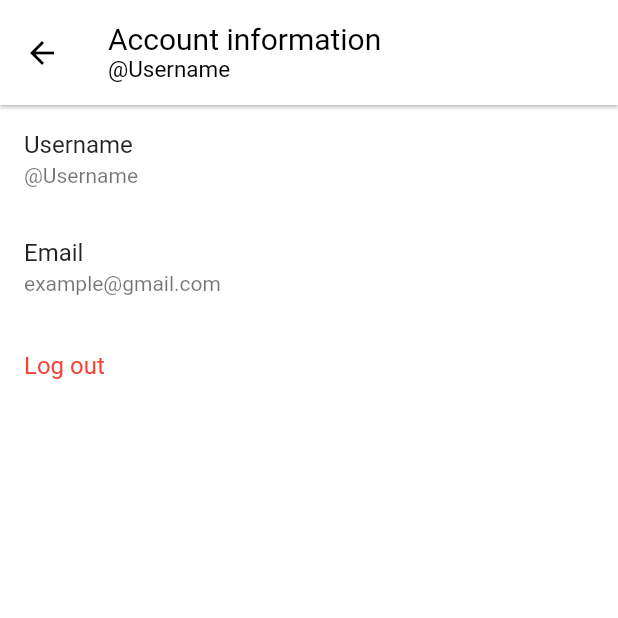
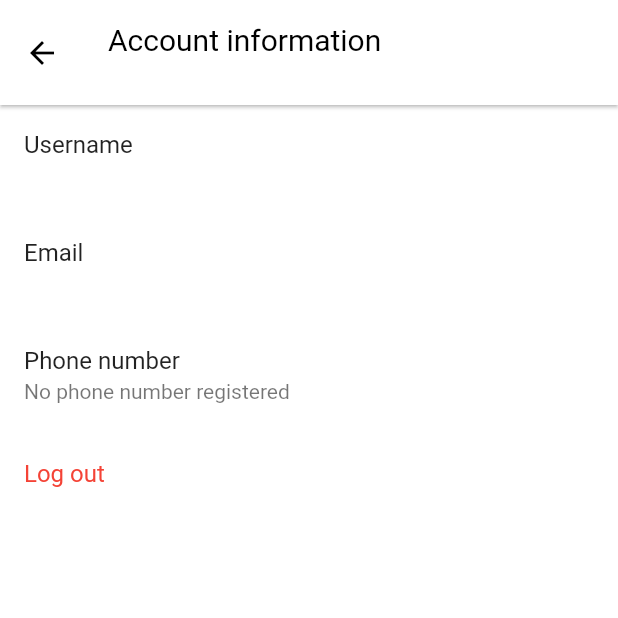
Before and after one commit to team6-cmpn/twitter_Android_teamm, a Flutter app: the AccountInfoPage screen opened directly, on a phone screen of 412 x 824 dp, the top half of it. Run offline on Flutter 3.47's test engine with Material 2 defaults, Android fonts, the phone set to English and light mode, and no system bars; our stand-ins replace firebase_auth, firebase_core, font_awesome_flutter, get, google_sign_in, hive and 3 more; missing offline and left inert: firebase_auth_web, firebase_core_web, google_sign_in_web; accounts and stored records are empty.

```diff
--- a/twitter_app/lib/API/userdata.dart
+++ b/twitter_app/lib/API/userdata.dart
@@ -1,4 +1,7 @@
 class userdata {
   static String token;
   static String name;
+  static String username;
+  static String email;
+  static String phonenum;
 }
--- a/twitter_app/lib/screens/Login/body_for_login_screen.dart
+++ b/twitter_app/lib/screens/Login/body_for_login_screen.dart
@@ -2,6 +2,7 @@
 import 'package:flutter/material.dart';
 import 'package:provider/provider.dart';
 import 'package:http/http.dart' as http;
+import 'package:shared_preferences/shared_preferences.dart';
 import 'dart:convert';
 import 'package:twitter_app/components/google_sign_in.dart';
 import 'package:twitter_app/components/widgets/Unusednavbar.dart';
@@ -254,7 +255,12 @@ class _BodyForLoginScreenState extends State<BodyForLoginScreen> {
       mapResponse = json.decode(response.body);
       dataResponse = mapResponse;
       userdata.token = dataResponse["accessToken"];
+      SharedPreferences prefs = await SharedPreferences.getInstance();
+      prefs.setString('userdata.token', userdata.token);
+
       userdata.name = dataResponse["user"]["name"];
+      userdata.username = dataResponse["user"]["username"];
+      userdata.email = dataResponse["user"]["phoneNumber"];
       setState(
         () {
           //dataResponse = mapResponse["data"];
--- a/twitter_app/lib/screens/Settings/YourAccountSettings/accountinfopage.dart
+++ b/twitter_app/lib/screens/Settings/YourAccountSettings/accountinfopage.dart
@@ -1,12 +1,6 @@
 import 'package:flutter/material.dart';
-
-import 'package:sizer/sizer.dart';
-
-import '../../home/Timeline.dart';
-import '../displaysettingspage.dart';
-import '../notificationsettings.dart';
-import '../searchsettingspage.dart';
-import '../testpage.dart';
+import 'package:twitter_app/screens/welcome/welcome_screen.dart';
+import '../../../API/userdata.dart';
 
 class AccountInfoPage extends StatefulWidget {
   @override
@@ -38,7 +32,7 @@ class AccountInfoPageState extends State<AccountInfoPage> {
               style: TextStyle(fontSize: 20.0),
             ),
             Text(
-              "@Username",
+              userdata.username,
               style: TextStyle(fontSize: 15.0),
             )
           ],
@@ -54,12 +48,19 @@ class AccountInfoPageState extends State<AccountInfoPage> {
                 children: <Widget>[
                   ListTile(
                     title: Text('Username'),
-                    subtitle: Text('@Username'),
+                    subtitle: Text(userdata.username),
                     onTap: () => {},
                   ),
                   ListTile(
                     title: Text('Email'),
-                    subtitle: Text('example@gmail.com'),
+                    subtitle: Text(userdata.email),
+                    onTap: () => {},
+                  ),
+                  ListTile(
+                    title: Text('Phone number'),
+                    subtitle: userdata.phonenum == null
+                        ? Text("No phone number registered")
+                        : Text(userdata.phonenum),
                     onTap: () => {},
                   ),
                   ListTile(
@@ -80,9 +81,16 @@ class AccountInfoPageState extends State<AccountInfoPage> {
                             child: const Text('Cancel'),
                           ),
                           TextButton(
-                            onPressed: () => Navigator.pop(context, 'Log out'),
-                            child: const Text('Log out'),
-                          ),
+                              onPressed: () {
+                                userdata.token = null;
+                                Navigator.push(
+                                  context,
+                                  MaterialPageRoute(
+                                    builder: (context) => WelcomeScreen(),
+                                  ),
+                                );
+                              },
+                              child: Text("Log out")),
                         ],
                       ),
                     ),
--- a/twitter_app/lib/screens/Settings/YourAccountSettings/changepasspage.dart
+++ b/twitter_app/lib/screens/Settings/YourAccountSettings/changepasspage.dart
@@ -74,10 +74,6 @@ class changepassword {
 }
 
 class ResetPasswordPage extends StatefulWidget {
-  ResetPasswordPage(
-    String lxrdtoken,
-  );
-
   @override
   State<ResetPasswordPage> createState() => _ResetPasswordPageState();
 }
--- a/twitter_app/lib/screens/Settings/YourAccountSettings/youraccountpage.dart
+++ b/twitter_app/lib/screens/Settings/YourAccountSettings/youraccountpage.dart
@@ -99,8 +99,7 @@ class _YourAccountPageState extends State<YourAccountPage> {
                       Navigator.push(
                           context,
                           MaterialPageRoute(
-                              builder: (context) =>
-                                  ResetPasswordPage(lxrdtoken))),
+                              builder: (context) => ResetPasswordPage())),
                     },
                   ),
                   ListTile(
```
Also changed, not shown: twitter_app/lib/main.dart (+5 -2 lines), twitter_app/lib/screens/Login/checklogin.dart (added, +34 -0 lines).
